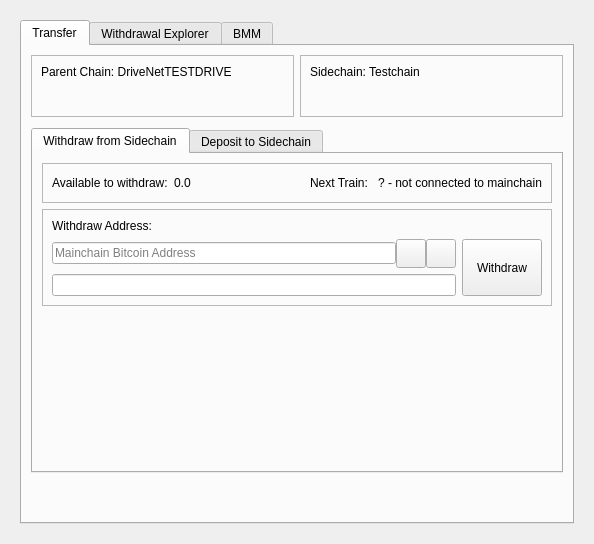
skydogenet/sidechains, file src/qt/forms/sidechainpage.ui: the form before one commit.
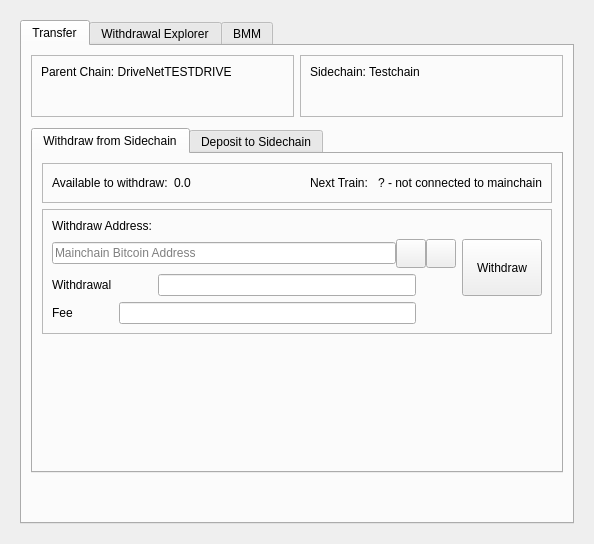
The form after the commit. The open tabs and pages were chosen to show the change. Icons and pictures are not drawn. Custom widgets are drawn as their Qt base class.

Commit message:
Withdrawal fee updates
* Update GUI & RPC for setting custom wt fee

* Add CAmount fee field to SidechainWT objects

* Update wt wallet code for custom fee

* Update WT^ code for custom fee

What changed in the file:
```diff
--- a/src/qt/forms/sidechainpage.ui
+++ b/src/qt/forms/sidechainpage.ui
@@ -168,6 +168,52 @@
                   <enum>QFrame::Raised</enum>
                  </property>
                  <layout class="QGridLayout" name="gridLayout_5">
+                  <item row="3" column="0">
+                   <layout class="QHBoxLayout" name="horizontalLayoutAmount_2" stretch="0,0,0,0">
+                    <item>
+                     <widget class="QLabel" name="label_28">
+                      <property name="text">
+                       <string>Fee</string>
+                      </property>
+                     </widget>
+                    </item>
+                    <item>
+                     <spacer name="horizontalSpacer_5">
+                      <property name="orientation">
+                       <enum>Qt::Horizontal</enum>
+                      </property>
+                      <property name="sizeType">
+                       <enum>QSizePolicy::Minimum</enum>
+                      </property>
+                      <property name="sizeHint" stdset="0">
+                       <size>
+                        <width>40</width>
+                        <height>20</height>
+                       </size>
+                      </property>
+                     </spacer>
+                    </item>
+                    <item>
+                     <widget class="BitcoinAmountField" name="feeAmount"/>
+                    </item>
+                    <item>
+                     <spacer name="horizontalSpacer_7">
+                      <property name="orientation">
+                       <enum>Qt::Horizontal</enum>
+                      </property>
+                      <property name="sizeType">
+                       <enum>QSizePolicy::Preferred</enum>
+                      </property>
+                      <property name="sizeHint" stdset="0">
+                       <size>
+                        <width>40</width>
+                        <height>20</height>
+                       </size>
+                      </property>
+                     </spacer>
+                    </item>
+                   </layout>
+                  </item>
                   <item row="1" column="0">
                    <layout class="QHBoxLayout" name="payToLayout">
                     <property name="spacing">
@@ -239,10 +285,49 @@
                    </widget>
                   </item>
                   <item row="2" column="0">
-                   <layout class="QHBoxLayout" name="horizontalLayoutAmount" stretch="0">
+                   <layout class="QHBoxLayout" name="horizontalLayoutAmount" stretch="0,0,0,0">
+                    <item>
+                     <widget class="QLabel" name="label_26">
+                      <property name="text">
+                       <string>Withdrawal</string>
+                      </property>
+                     </widget>
+                    </item>
+                    <item>
+                     <spacer name="horizontalSpacer_4">
+                      <property name="orientation">
+                       <enum>Qt::Horizontal</enum>
+                      </property>
+                      <property name="sizeType">
+                       <enum>QSizePolicy::Minimum</enum>
+                      </property>
+                      <property name="sizeHint" stdset="0">
+                       <size>
+                        <width>40</width>
+                        <height>20</height>
+                       </size>
+                      </property>
+                     </spacer>
+                    </item>
                     <item>
                      <widget class="BitcoinAmountField" name="payAmount"/>
                     </item>
+                    <item>
+                     <spacer name="horizontalSpacer_6">
+                      <property name="orientation">
+                       <enum>Qt::Horizontal</enum>
+                      </property>
+                      <property name="sizeType">
+                       <enum>QSizePolicy::Preferred</enum>
+                      </property>
+                      <property name="sizeHint" stdset="0">
+                       <size>
+                        <width>40</width>
+                        <height>20</height>
+                       </size>
+                      </property>
+                     </spacer>
+                    </item>
                    </layout>
                   </item>
                   <item row="1" column="1" rowspan="2">
```
Left out of the diff: 2 changed lines with no effect on the pictures. The commit also changes 8 other files.
